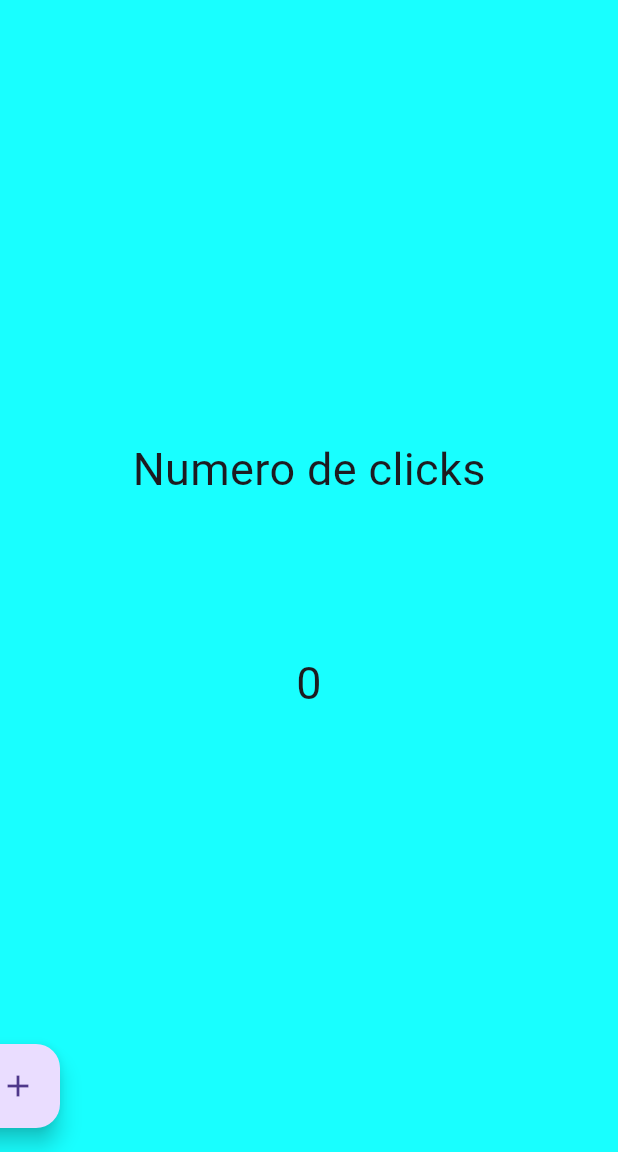
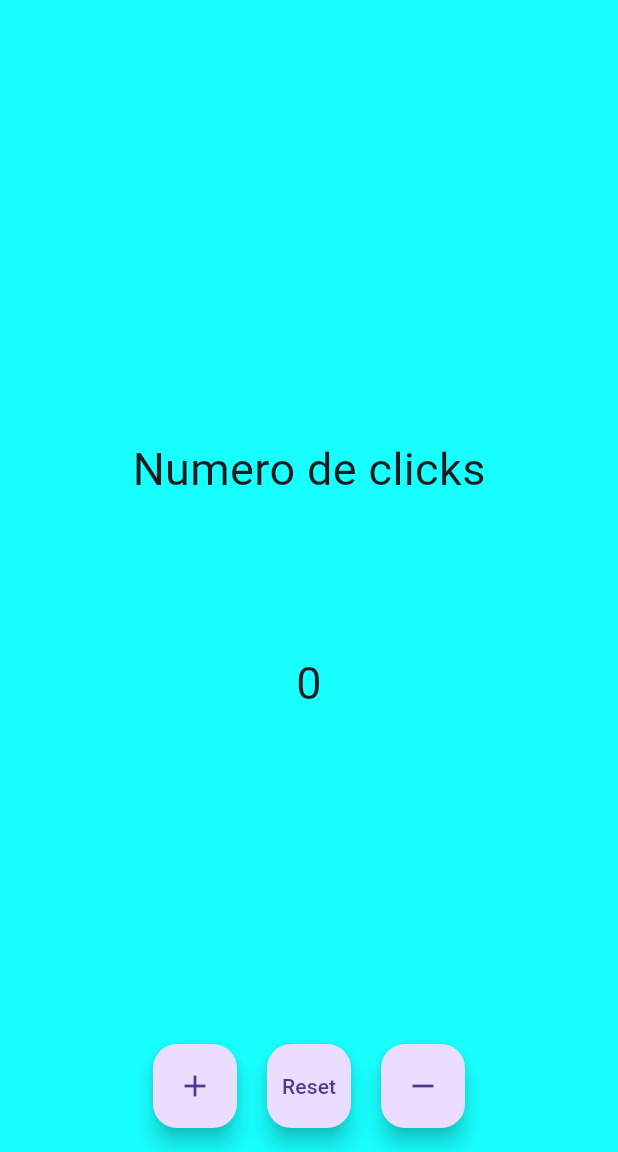
Before and after one commit to DEV-JJVG/fl_contador_app, a Flutter app: the screen it shows after launch, on a phone screen of 412 x 824 dp, the part 84-1236 px from its top. Run offline on Flutter 3.47's test engine with Material 3 defaults, Android fonts, the phone set to English and light mode, and no system bars.

Commit message:
Agrego dos botones, uno para resetear el contador y otro para decrementar

```diff
--- a/lib/screens/home_screen.dart
+++ b/lib/screens/home_screen.dart
@@ -27,8 +27,9 @@ class _HomeScreenState extends State<HomeScreen> {
           ]),
         ),
       ),
-      //floatingActionButtonLocation: FloatingActionButtonLocation.centerFloat,
+      floatingActionButtonLocation: FloatingActionButtonLocation.centerFloat,
       floatingActionButton: Row(
+        mainAxisAlignment: MainAxisAlignment.center,
         children: [
           FloatingActionButton(
             child: const Icon(Icons.add),
@@ -39,6 +40,26 @@ class _HomeScreenState extends State<HomeScreen> {
               print(contador);
             },
           ),
+          SizedBox(width: 20),
+          FloatingActionButton(
+            child: const Text('Reset'),
+            onPressed: () {
+              print("Estoy presionando el botón");
+              contador = 0;
+              setState(() {});
+              print(contador);
+            },
+          ),
+          SizedBox(width: 20),
+          FloatingActionButton(
+            child: const Icon(Icons.remove),
+            onPressed: () {
+              print("Estoy presionando el botón");
+              contador--;
+              setState(() {});
+              print(contador);
+            },
+          ),
         ],
       ),
     );
```
